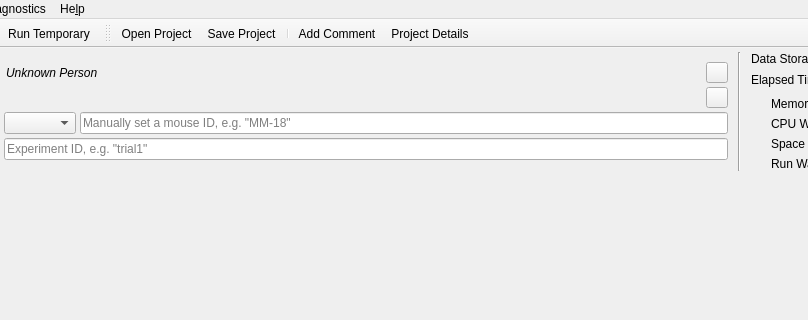
Old version of the form src/mainwindow.ui in the repository syntalos/syntalos; both pictures show x 96 to 904 and y 0 to 320 of the 1000 by 900 pixel window.
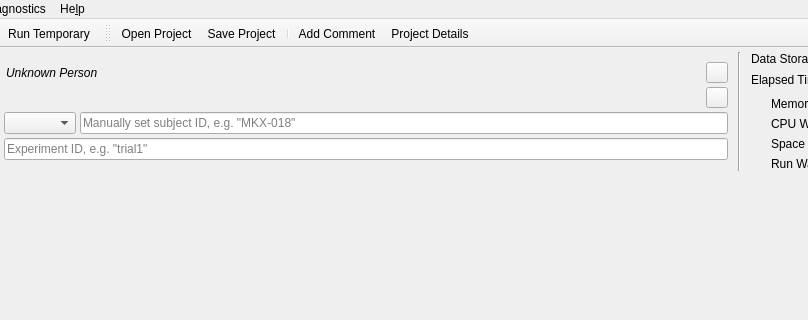
New version of the form. Icons and pictures are not drawn. Custom widgets are drawn as their Qt base class.

Commit message: trivial: Drop some remaining references to the subject's species

Diff of the .ui file:
```diff
--- a/src/mainwindow.ui
+++ b/src/mainwindow.ui
@@ -237,7 +237,7 @@
                    <item>
                     <widget class="QLineEdit" name="subjectIdEdit">
                      <property name="placeholderText">
-                      <string>Manually set a mouse ID, e.g. &quot;MM-18&quot;</string>
+                      <string>Manually set subject ID, e.g. &quot;MKX-018&quot;</string>
                      </property>
                     </widget>
                    </item>
```
The commit also changes 1 other file.
